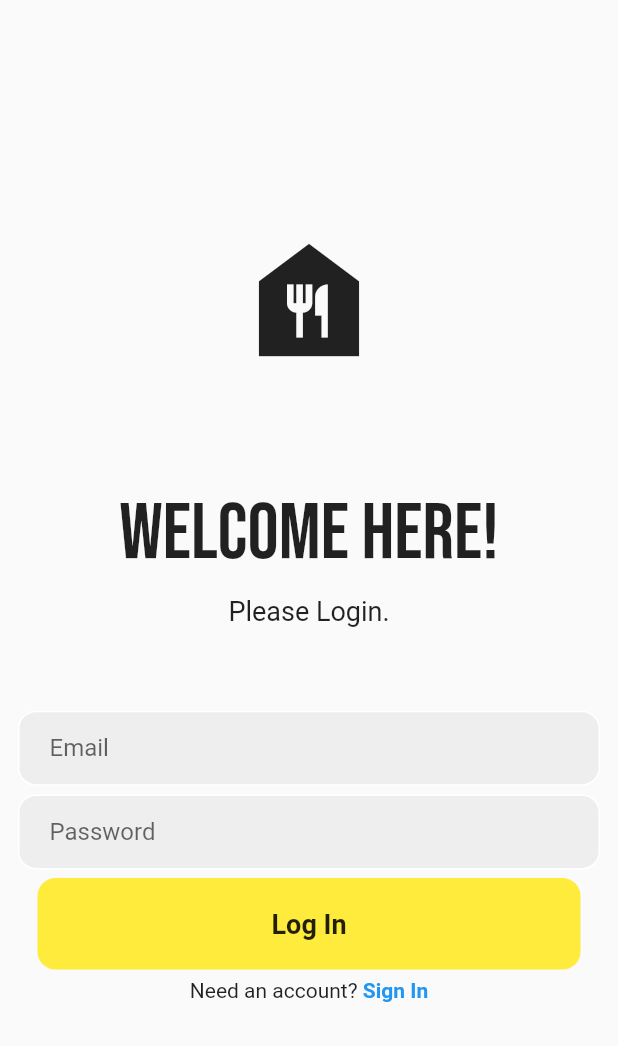
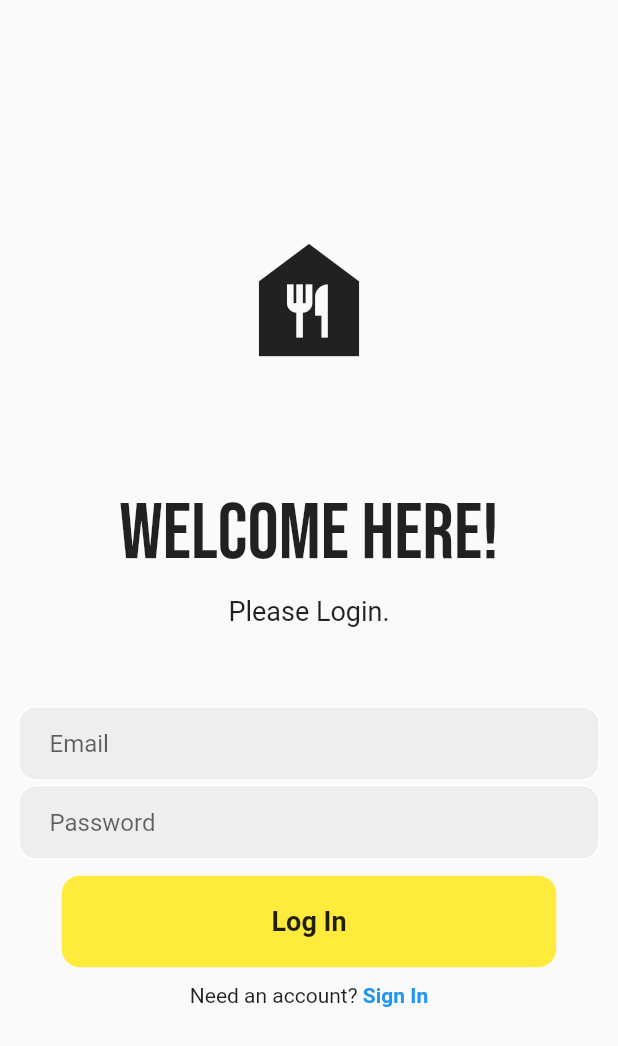
Before and after one commit to abdussametkaradeniz/recipeProject, a Flutter app: the Login screen opened directly, on a phone screen of 412 x 824 dp. Shown: the top 1046 px of the screen. Run offline on Flutter 3.47's test engine with Material 2 defaults, Android fonts, the light colour scheme and no system bars; our stand-ins replace google_fonts.

Commit message:
buton duzenlendi

```diff
--- a/lib/Widgets/custom_button.dart
+++ b/lib/Widgets/custom_button.dart
@@ -10,11 +10,18 @@
 
   @override
   Widget build(BuildContext context) {
-    return Padding(
-      padding: const EdgeInsets.symmetric(horizontal: 25.0),
+    MediaQueryData queryData;
+    queryData = MediaQuery.of(context);
+    return Row(
+      mainAxisAlignment: MainAxisAlignment.center,
+      children: [
+        Container(
           child: InkWell(
             onTap: () {},
+            child: Padding(
+              padding: const EdgeInsets.all(8.0),
               child: Container(
+                width: queryData.size.width * 0.8,
                 padding: const EdgeInsets.all(20.0),
                 decoration: BoxDecoration(
                   color: Colors.yellow,
@@ -32,6 +39,9 @@
                 ),
               ),
             ),
+          ),
+        ),
+      ],
     );
   }
 }
--- a/lib/main.dart
+++ b/lib/main.dart
@@ -23,7 +23,7 @@
         primarySwatch: Colors.yellow,
       ),
       debugShowCheckedModeBanner: false,
-      home: const Promotion(),
+      home: const Login(),
     );
   }
 }
```
Lines whose indentation alone changed are shown as unchanged.
